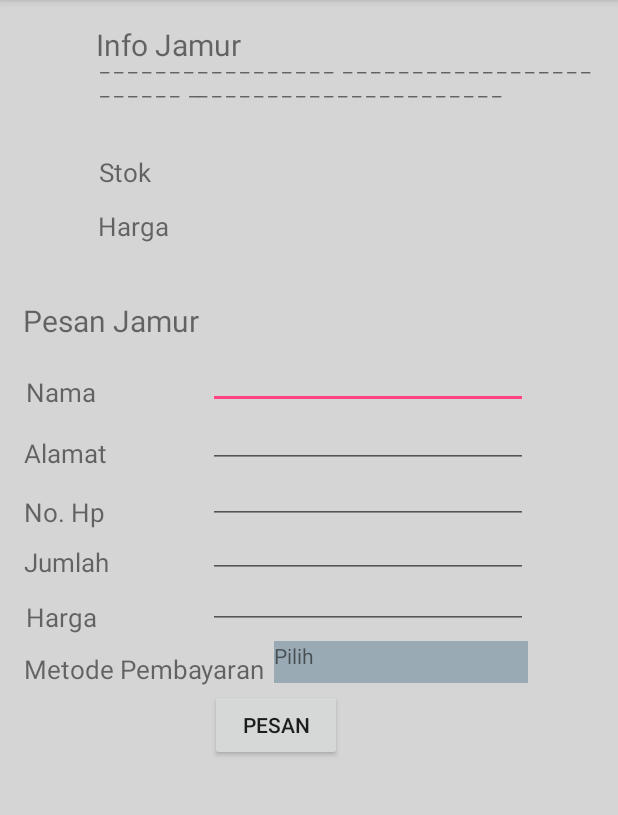
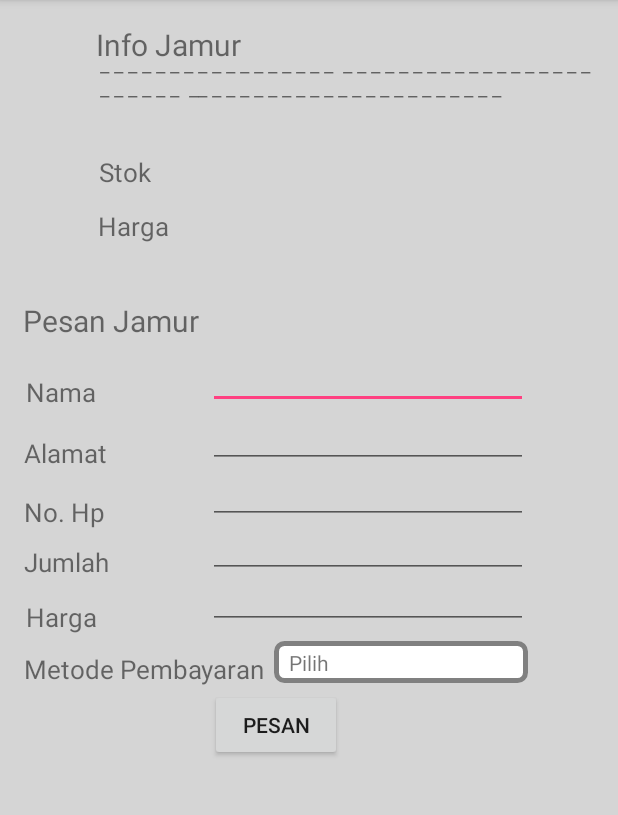
Before and after one commit to SokaJamur/Soka, an Android app: the InfoJamur screen opened directly, with no data from a screen before it, on a phone screen of 412 x 824 dp, the part 84-899 px from its top. Run offline under Robolectric (Android 15) with nearby library versions, the phone set to English and light mode, and no system bars; Roboto replaces fonts that are not available here.

Commit message:
ganti dropdown tanpa panah

```diff
--- /dev/null
+++ b/SokaJamur/app/src/main/res/drawable/border_style.xml
@@ -0,0 +1,18 @@
+<?xml version="1.0" encoding="utf-8"?>
+<shape xmlns:android="http://schemas.android.com/apk/res/android" android:shape="rectangle">
+    <stroke
+        android:width="3dp"
+        android:color="#ff808080"/>
+    <corners
+        android:radius="5dp"/>
+    <padding
+        android:left="10dp"
+        android:top="5dp"
+        android:right="10dp"
+        android:bottom="5dp"/>
+    <solid
+        android:color="#ffffff"/>
+    <size
+        android:height="20dp"/>
+
+</shape>
--- a/SokaJamur/app/src/main/res/layout/activity_info_baglog.xml
+++ b/SokaJamur/app/src/main/res/layout/activity_info_baglog.xml
@@ -261,7 +261,7 @@
             android:layout_alignParentTop="true"
             android:layout_marginBottom="20dp"
             android:layout_marginEnd="4dp"
-            android:background="#9aaab4"
+            android:background="@drawable/border_style"
             app:layout_constraintBottom_toTopOf="@+id/btPilih2"
             app:layout_constraintEnd_toEndOf="parent" />
 
--- a/SokaJamur/app/src/main/res/layout/activity_info_jamur.xml
+++ b/SokaJamur/app/src/main/res/layout/activity_info_jamur.xml
@@ -280,7 +280,7 @@
             android:layout_alignParentTop="true"
             android:layout_marginBottom="4dp"
             android:layout_marginEnd="16dp"
-            android:background="#9aaab4"
+            android:background="@drawable/border_style"
             app:layout_constraintBottom_toTopOf="@+id/btPilih"
             app:layout_constraintEnd_toEndOf="parent" />
 
--- a/SokaJamur/app/src/main/res/layout/item_spin.xml
+++ b/SokaJamur/app/src/main/res/layout/item_spin.xml
@@ -6,7 +6,7 @@
     <TextView
         android:id="@+id/txItemSpin"
         android:layout_width="394dp"
-        android:layout_height="61dp"
+        android:layout_height="46dp"
         android:layout_weight="1"
         android:text="TextView" />
 </LinearLayout>
```
